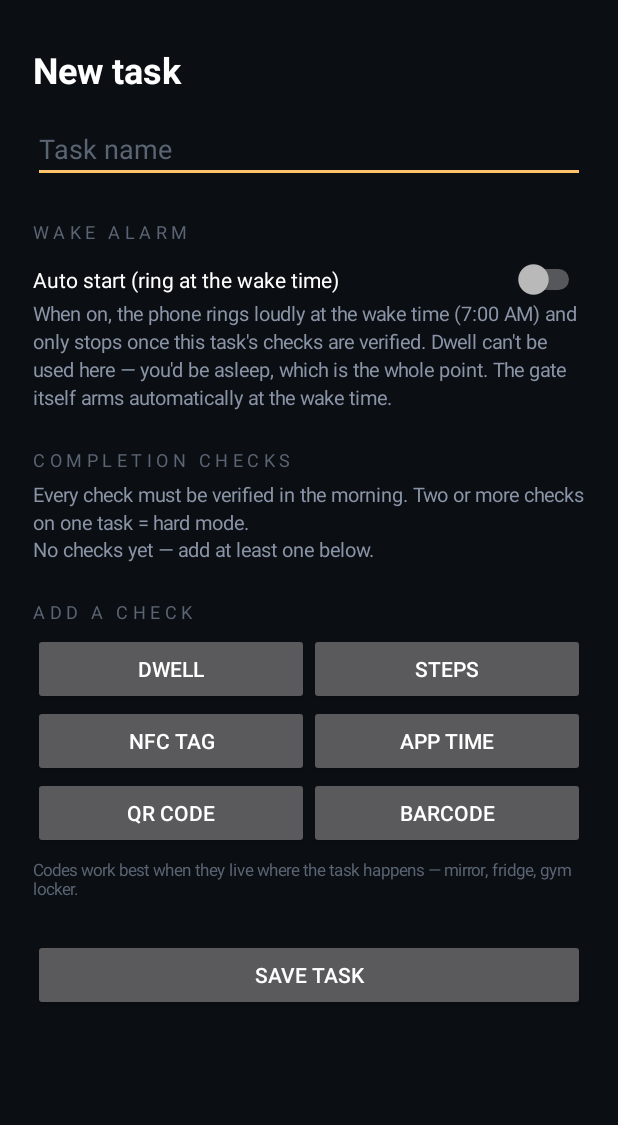
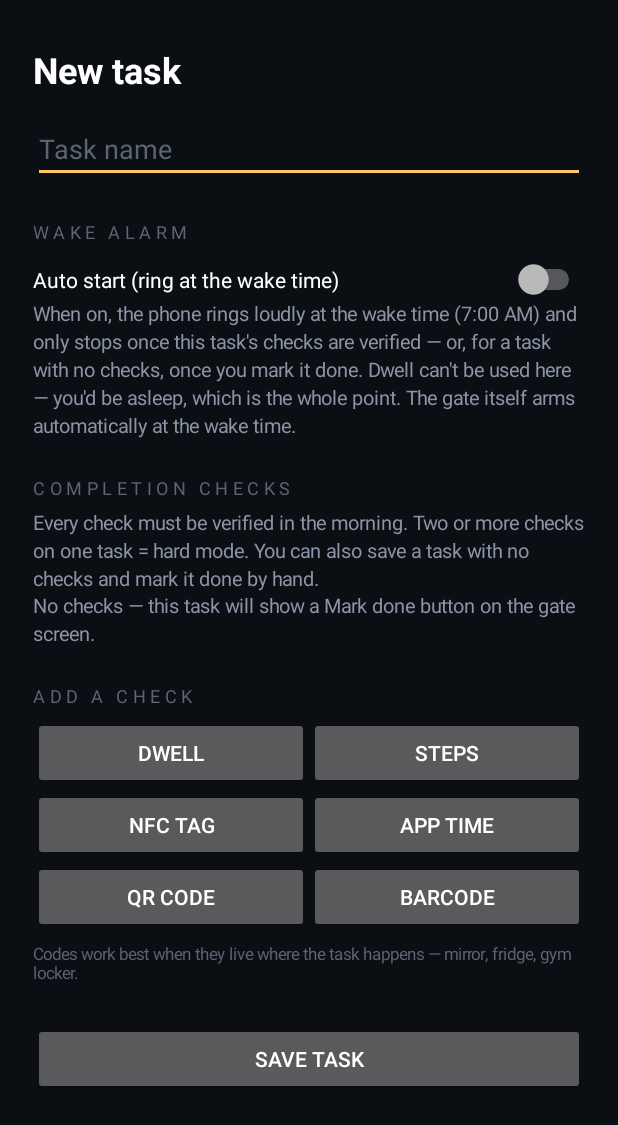
Before and after one commit to Pranav-Kumar-Singh-038/Morninggate, an Android app: the screen it shows after launch (TaskEditActivity), after a tap on "NEW TASK", on a phone screen of 412 x 824 dp. Shown: the top 1125 px of the screen. Run offline under Robolectric (Android 15) with nearby library versions, the phone set to English and light mode, and no system bars.

Commit message:
Allow tasks with no completion checks
- Tasks can now be saved with zero checks; they are completed by a
  Mark done button on the gate and alarm screens.
- Persist the manual completion alongside criterion progress so it
  survives service restarts and resets with the day.
- Show the manual state in the task list, gate screen and wake alarm.

```diff
--- a/app/src/main/java/com/pranav/morninggate/Gate.kt
+++ b/app/src/main/java/com/pranav/morninggate/Gate.kt
@@ -166,6 +166,15 @@ object Gate {
         if (done.add(key(taskId, idx))) persist()
     }
 
+    /** A task with no checks is finished by an explicit tap, not by a verifier. */
+    private fun manualKey(taskId: String): String = "$taskId:manual"
+
+    fun isTaskMarkedDone(taskId: String): Boolean = done.contains(manualKey(taskId))
+
+    fun markTaskDone(taskId: String) {
+        if (done.add(manualKey(taskId))) persist()
+    }
+
     fun doneCrits(): Int = tasks.sumOf { t ->
         t.criteria.withIndex().count { isDone(t.id, it.index) }
     }
@@ -173,7 +182,8 @@ object Gate {
     fun totalCrits(): Int = tasks.sumOf { it.criteria.size }
 
     fun taskDone(t: Task): Boolean =
-        t.criteria.isNotEmpty() && t.criteria.withIndex().all { isDone(t.id, it.index) }
+        if (t.criteria.isEmpty()) isTaskMarkedDone(t.id)
+        else t.criteria.withIndex().all { isDone(t.id, it.index) }
 
     fun allDone(): Boolean = tasks.isNotEmpty() && tasks.all { taskDone(it) }
 
--- a/app/src/main/java/com/pranav/morninggate/MainActivity.kt
+++ b/app/src/main/java/com/pranav/morninggate/MainActivity.kt
@@ -387,7 +387,8 @@ class MainActivity : Activity() {
                 row.addView(
                     body(
                         "⏰ Fires the wake alarm at ${Format.minutes(Prefs.startMinutes)} — the ring " +
-                            "stops only when this task's checks are verified.",
+                            "stops when this task's checks are verified, or when you mark it done " +
+                            "if it has no checks.",
                         11f,
                         0xFFFFC46B.toInt()
                     )
--- a/app/src/main/java/com/pranav/morninggate/Model.kt
+++ b/app/src/main/java/com/pranav/morninggate/Model.kt
@@ -141,7 +141,8 @@ object Model {
     }
 
     fun summary(context: Context, task: Task): String =
-        task.criteria.joinToString("  +  ") { critSummary(context, it) }
+        if (task.criteria.isEmpty()) "No checks — mark done by hand"
+        else task.criteria.joinToString("  +  ") { critSummary(context, it) }
 
     /** How a bound code is referred to in the UI: its name if it has one, else a payload preview. */
     fun codeRef(c: Criterion): String =
--- a/app/src/main/java/com/pranav/morninggate/TaskEditActivity.kt
+++ b/app/src/main/java/com/pranav/morninggate/TaskEditActivity.kt
@@ -22,8 +22,9 @@ import android.widget.TextView
 import android.widget.Toast
 
 /**
- * Task editor: name plus one or more completion checks. Two or more checks on
- * one task is "hard mode". Config is only editable while the gate is idle.
+ * Task editor: name plus zero or more completion checks. Two or more checks on
+ * one task is "hard mode"; a task with no checks is finished by hand on the
+ * gate screen. Config is only editable while the gate is idle.
  */
 class TaskEditActivity : Activity() {
 
@@ -159,14 +160,19 @@ class TaskEditActivity : Activity() {
         col.addView(
             body(
                 "When on, the phone rings loudly at the wake time (${Format.minutes(Prefs.startMinutes)}) " +
-                    "and only stops once this task's checks are verified. Dwell can't be used here — " +
-                    "you'd be asleep, which is the whole point. The gate itself arms automatically " +
-                    "at the wake time."
+                    "and only stops once this task's checks are verified — or, for a task with no " +
+                    "checks, once you mark it done. Dwell can't be used here — you'd be asleep, " +
+                    "which is the whole point. The gate itself arms automatically at the wake time."
             )
         )
 
         col.addView(header("Completion checks"))
-        col.addView(body("Every check must be verified in the morning. Two or more checks on one task = hard mode."))
+        col.addView(
+            body(
+                "Every check must be verified in the morning. Two or more checks on one task = hard " +
+                    "mode. You can also save a task with no checks and mark it done by hand."
+            )
+        )
 
         critsColumn = LinearLayout(this).apply { orientation = LinearLayout.VERTICAL }
         col.addView(critsColumn)
@@ -222,7 +228,9 @@ class TaskEditActivity : Activity() {
     private fun rebuildCrits() {
         critsColumn.removeAllViews()
         if (drafts.isEmpty()) {
-            critsColumn.addView(body("No checks yet — add at least one below."))
+            critsColumn.addView(
+                body("No checks — this task will show a Mark done button on the gate screen.")
+            )
             return
         }
         drafts.forEachIndexed { i, d ->
@@ -380,10 +388,6 @@ class TaskEditActivity : Activity() {
     private fun save() {
         saveDraftValues()
         val name = nameEdit.text.toString().trim().ifEmpty { "Task" }
-        if (drafts.isEmpty()) {
-            toast("Add at least one completion check")
-            return
-        }
         val auto = autoSwitch.isChecked
         for (d in drafts) {
             val c = d.crit
```
Also changed, not shown: app/src/main/java/com/pranav/morninggate/AlarmActivity.kt (+30 -0 lines), app/src/main/java/com/pranav/morninggate/GateService.kt (+15 -0 lines), app/src/main/java/com/pranav/morninggate/GateShellView.kt (+31 -0 lines).
